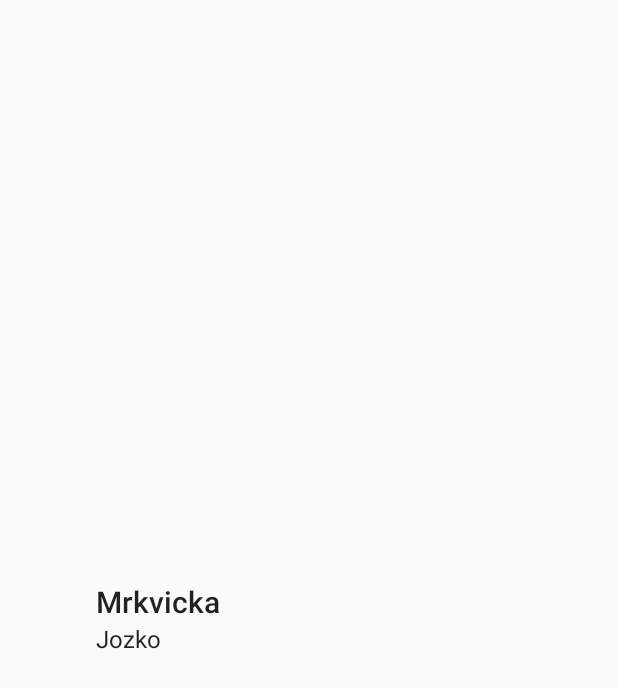
After one commit to Epholl/hiring_app, an Android app: the layout item_employee.xml on its own in the app's theme, with its tools: preview values and no code run, on a phone screen of 412 x 824 dp. The commit adds this screen. Shown: the top 688 px of the screen. Run offline under Robolectric (Android 15) with nearby library versions, the phone set to English and light mode, and no system bars; network calls fail.

```diff
--- a/app/build.gradle
+++ b/app/build.gradle
@@ -30,4 +30,6 @@ dependencies {
     compile 'com.android.volley:volley:1.0.0'
     compile 'com.google.code.gson:gson:2.5'
     compile 'com.squareup:otto:1.3.8'
+    compile 'com.android.support:cardview-v7:23.4.0'
+    compile 'com.android.support:recyclerview-v7:23.4.0'
 }
--- a/app/src/main/java/sk/epholl/hiringapp/HiringApp.java
+++ b/app/src/main/java/sk/epholl/hiringapp/HiringApp.java
@@ -4,6 +4,7 @@ import android.app.Application;
 
 import sk.epholl.hiringapp.data.ApiDataProvider;
 import sk.epholl.hiringapp.data.bus.EventBus;
+import sk.epholl.hiringapp.data.db.HiringAppSQLiteHelper;
 import sk.epholl.hiringapp.data.request.RefreshDbDataRequest;
 
 /**
@@ -14,6 +15,7 @@ public class HiringApp extends Application {
     @Override
     public void onCreate() {
         super.onCreate();
+        HiringAppSQLiteHelper.init(this);
         ApiDataProvider.init(this);
         EventBus.init();
 
--- a/app/src/main/java/sk/epholl/hiringapp/activity/IMainActivityView.java
+++ b/app/src/main/java/sk/epholl/hiringapp/activity/IMainActivityView.java
@@ -1,4 +1,6 @@
 package sk.epholl.hiringapp.activity;
+
+import android.content.Context;
 
 import java.util.List;
 
@@ -11,4 +13,7 @@ import sk.epholl.hiringapp.data.db.Employee;
 public interface IMainActivityView extends IView {
 
     void setEmployeeData(List<Employee> employees);
+    void setDepartmentData(List<String> departments);
+    void setSelectedDepartment(String selectedDepartment);
+    Context getContext();
 }
--- a/app/src/main/java/sk/epholl/hiringapp/data/db/EmployeesDao.java
+++ b/app/src/main/java/sk/epholl/hiringapp/data/db/EmployeesDao.java
@@ -44,7 +44,7 @@ public class EmployeesDao {
     private HiringAppSQLiteHelper mDbHelper;
 
     public EmployeesDao(Context context) {
-        mDbHelper = new HiringAppSQLiteHelper(context);
+        mDbHelper = HiringAppSQLiteHelper.getInstance();
     }
 
     public void open() throws SQLException {
--- /dev/null
+++ b/app/src/main/res/layout/item_employee.xml
@@ -0,0 +1,57 @@
+<?xml version="1.0" encoding="utf-8"?>
+<LinearLayout
+    xmlns:android="http://schemas.android.com/apk/res/android"
+    xmlns:tools="http://schemas.android.com/tools"
+    android:orientation="horizontal"
+    android:layout_width="match_parent"
+    android:layout_height="wrap_content">
+
+    <ImageView
+        android:id="@+id/icon_image"
+        android:layout_width="48dp"
+        android:layout_height="48dp"
+        android:adjustViewBounds="false"
+        android:scaleType="centerInside"
+        android:layout_marginStart="@dimen/padding_medium"
+        android:layout_marginEnd="@dimen/padding_medium"
+        android:paddingTop="@dimen/padding_medium"
+        android:paddingBottom="@dimen/padding_medium"
+        android:layout_gravity="center_vertical"/>
+
+    <LinearLayout
+        android:layout_width="wrap_content"
+        android:layout_height="@dimen/list_item_height"
+        android:orientation="vertical"
+        android:gravity="center_vertical"
+        android:layout_gravity="center_vertical">
+
+        <TextView
+            android:id="@+id/surname_text_view"
+            android:layout_width="wrap_content"
+            android:layout_height="wrap_content"
+            style="@style/TextAppearance.AppCompat.Title"
+            tools:text="Mrkvicka"/>
+
+        <TextView
+            android:id="@+id/firstname_text_view"
+            android:layout_width="wrap_content"
+            android:layout_height="wrap_content"
+            style="@style/TextAppearance.AppCompat.Subhead"
+            tools:text="Jozko"/>
+
+    </LinearLayout>
+
+    <View
+        android:layout_height="wrap_content"
+        android:layout_width="0dp"
+        android:layout_weight="1"/>
+
+    <TextView
+        android:id="@+id/department_text_view"
+        android:layout_width="wrap_content"
+        android:layout_height="wrap_content"
+        android:layout_gravity="center_vertical"
+        android:paddingStart="@dimen/padding_medium"
+        android:paddingEnd="@dimen/padding_medium"/>
+
+</LinearLayout>
--- a/app/src/main/res/values/colors.xml
+++ b/app/src/main/res/values/colors.xml
@@ -3,4 +3,6 @@
     <color name="colorPrimary">#3F51B5</color>
     <color name="colorPrimaryDark">#303F9F</color>
     <color name="colorAccent">#FF4081</color>
+    <color name="white">#FFFFFF</color>
+    <color name="silver">#ECEFF1</color>
 </resources>
--- a/app/src/main/res/values/dimens.xml
+++ b/app/src/main/res/values/dimens.xml
@@ -2,5 +2,9 @@
     <!-- Default screen margins, per the Android Design guidelines. -->
     <dimen name="activity_horizontal_margin">16dp</dimen>
     <dimen name="activity_vertical_margin">16dp</dimen>
+    <dimen name="padding_medium">8dp</dimen>
+    <dimen name="padding_large">16dp</dimen>
+    <dimen name="padding_xxlarge">32dp</dimen>
+    <dimen name="list_item_height">60dp</dimen>
     <dimen name="fab_margin">16dp</dimen>
 </resources>
--- a/app/src/main/res/values/strings.xml
+++ b/app/src/main/res/values/strings.xml
@@ -1,4 +1,5 @@
 <resources>
     <string name="app_name">Hiring App</string>
     <string name="action_settings">Settings</string>
+    <string name="department">Department</string>
 </resources>
```
Also changed, not shown: app/src/main/java/sk/epholl/hiringapp/Adapter/EmployeeAdapter.java (added, +77 -0 lines), app/src/main/java/sk/epholl/hiringapp/activity/MainActivity.java (+29 -16 lines), app/src/main/java/sk/epholl/hiringapp/activity/MainActivityModel.java (+50 -1 lines), app/src/main/java/sk/epholl/hiringapp/data/db/HiringAppSQLiteHelper.java (+12 -1 lines), app/src/main/res/layout/activity_main.xml (+0 -8 lines), app/src/main/res/layout/content_main.xml (+25 -10 lines).
